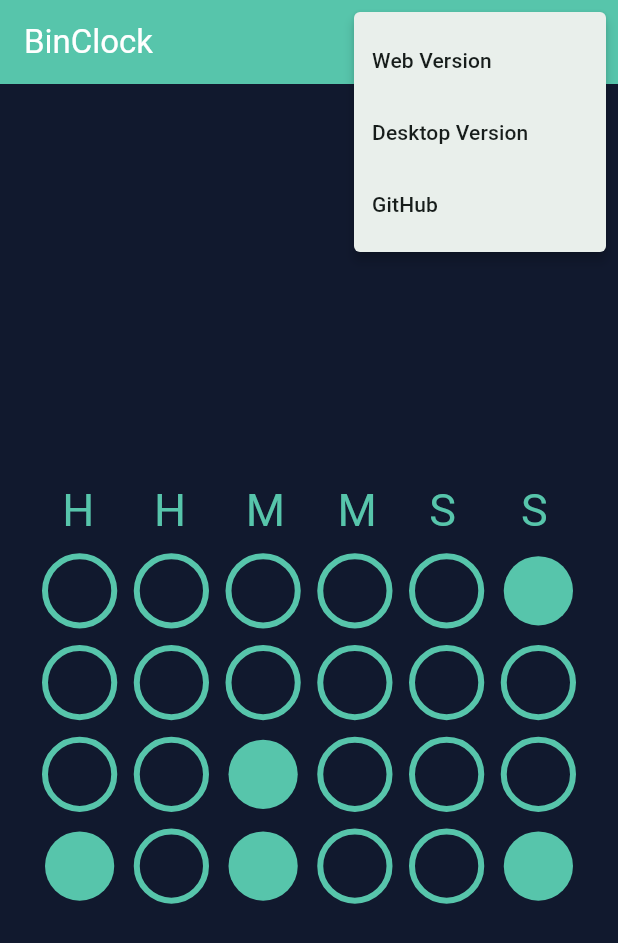
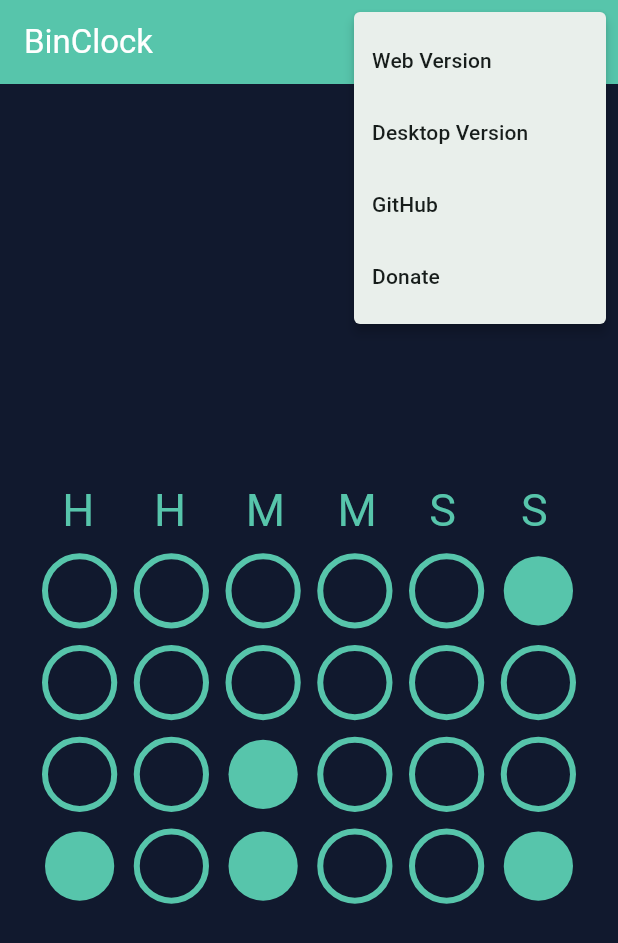
Before and after one commit to BenHerbst/BinClockMobile, a Flutter app: the screen it shows after launch, after a tap on the "menu" icon, on a phone screen of 412 x 824 dp. Shown: the top 943 px of the screen. Run offline on Flutter 3.47's test engine with Material 3 defaults, Android fonts, the phone set to English and light mode, and no system bars.

Commit message:
New logo and donation button

```diff
--- a/lib/main.dart
+++ b/lib/main.dart
@@ -67,9 +67,9 @@ class _MyHomePageState extends State<MyHomePage> {
           ),
           // Callback that sets the selected popup menu item.
           onSelected: (String item) {
-            if(item == 'web' || item == 'desktop' || item == 'gh') {
+            if(item == 'web' || item == 'desktop' || item == 'gh' || item == 'pp') {
               // Open in browser
-              final Uri url = Uri.parse(item == 'web' ? 'https://clock.benherbst.net/' : item == 'gh' ? 'https://github.com/BenHerbst/BinClockMobile' : 'https://github.com/AmirAli-AZ/BinaryClock');
+              final Uri url = Uri.parse(item == 'web' ? 'https://clock.benherbst.net/' : item == 'gh' ? 'https://github.com/BenHerbst/BinClockMobile' : item == 'pp' ? 'https://www.paypal.com/donate/?hosted_button_id=C5X9LBEM7XZ64' : 'https://github.com/AmirAli-AZ/BinaryClock');
               launchUrl(url);
             }
           },
@@ -85,6 +85,10 @@ class _MyHomePageState extends State<MyHomePage> {
             const PopupMenuItem(
               value: "gh",
               child: Text('GitHub'),
+            ),
+            const PopupMenuItem(
+              value: "pp",
+              child: Text('Donate'),
             ),
           ],
         ),
```
Also changed, not shown: assets/favicon.png, 26 other files.
